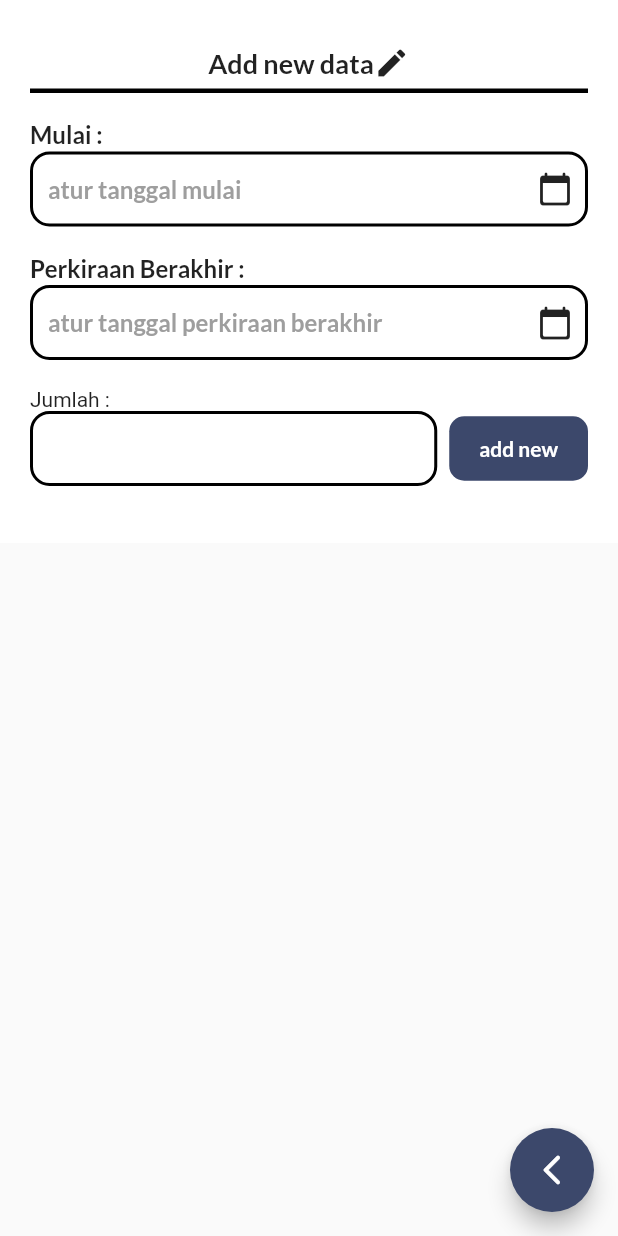
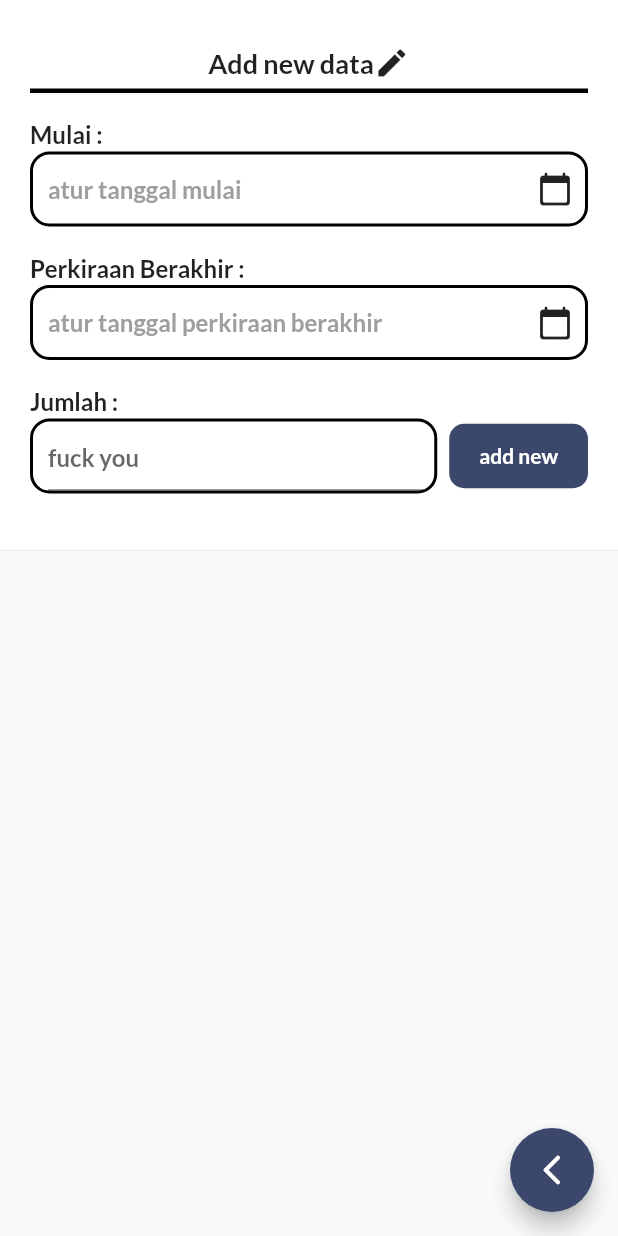
Before and after one commit to Rokel15/Jea-Aplikasi-Penulisan-Ilmiah-Gunadarma, a Flutter app: the addData_Afkeur screen opened directly, on a phone screen of 412 x 824 dp. Run offline on Flutter 3.47's test engine with Material 2 defaults, Android fonts, the phone set to English and light mode, and no system bars; our stand-ins replace cloud_firestore, firebase_core, get, google_fonts, sqflite; missing offline and left inert: syncfusion_flutter_pdfviewer; accounts and stored records are empty.

Commit message:
ui afkeur

```diff
--- a/lib/ui/Afkeur/addData_Afkeur.dart
+++ b/lib/ui/Afkeur/addData_Afkeur.dart
@@ -1,4 +1,5 @@
 import 'package:flutter/material.dart';
+import 'package:flutter/services.dart';
 import 'package:google_fonts/google_fonts.dart';
 import 'package:intl/intl.dart';
 import 'package:get/get.dart';
@@ -41,6 +42,8 @@ class _addData_AfkeurState extends State<addData_Afkeur> {
       });
     }
   }
+
+  TextEditingController inputJumlah_controller = TextEditingController();
 
   @override
   Widget build(BuildContext context) {
@@ -135,10 +138,16 @@ class _addData_AfkeurState extends State<addData_Afkeur> {
                                     padding: const EdgeInsets.only(left: 10),
                                     child: Text(
                                       '${startDate}',
-                                      style: GoogleFonts.lato(
+                                      style: startDate=='atur tanggal mulai'?
+                                      GoogleFonts.lato(
                                           fontSize: 16,
                                           fontWeight: FontWeight.w600,
                                           color: Colors.grey
+                                      ):
+                                      GoogleFonts.lato(
+                                          fontSize: 16,
+                                          fontWeight: FontWeight.w600,
+                                          color: Colors.black
                                       ),
                                     ),
                                   ),
@@ -192,12 +201,18 @@ class _addData_AfkeurState extends State<addData_Afkeur> {
                                     padding: const EdgeInsets.only(left: 10),
                                     child: Text(
                                       '$endDate',
-                                      style: GoogleFonts.lato(
+                                      style: endDate=='atur tanggal perkiraan berakhir'?
+                                      GoogleFonts.lato(
                                           textStyle: TextStyle(
                                               fontSize: 16,
                                               fontWeight: FontWeight.w600,
                                               color: Colors.grey
                                           )
+                                      ):
+                                      GoogleFonts.lato(
+                                          fontSize: 16,
+                                          fontWeight: FontWeight.w600,
+                                          color: Colors.black
                                       ),
                                     ),
                                   ),
@@ -222,7 +237,18 @@ class _addData_AfkeurState extends State<addData_Afkeur> {
                       child: Column(
                         crossAxisAlignment: CrossAxisAlignment.start,
                         children: [
-                          Text('Jumlah :'),
+                          Text(
+                            'Jumlah :',
+                            style: GoogleFonts.lato(
+                              textStyle: TextStyle(
+                                fontSize: 16,
+                                fontWeight: FontWeight.w600
+                              )
+                            ),
+                          ),
+                          SizedBox(
+                            height: 2,
+                          ),
                           Row(
                             children: [
                               Expanded(
@@ -235,9 +261,29 @@ class _addData_AfkeurState extends State<addData_Afkeur> {
                                           color: Colors.black
                                       )
                                   ),
+                                  child: Padding(
+                                    padding: const EdgeInsets.only(left: 10, right: 5),
+                                    child: TextFormField(
+                                      controller: inputJumlah_controller,
+                                      keyboardType: TextInputType.number,
+                                      inputFormatters: <TextInputFormatter>[
+                                        FilteringTextInputFormatter.allow(RegExp(r'[0-9]'))
+                                      ],
+                                      style: GoogleFonts.lato(
+                                        textStyle: TextStyle(
+                                          fontSize: 16,
+                                          fontWeight: FontWeight.w600
+                                        )
+                                      ),
+                                      decoration: InputDecoration(
+                                        hintText: 'fuck you',
                                       ),
                                     ),
-                              Container(
+                                  ),
+                                ),
+                              ),
+                              GestureDetector(
+                                child: Container(
                                   margin: EdgeInsets.only(left: 8),
                                   padding: EdgeInsets.only(top: 13, left: 20, right: 20, bottom: 13),
                                   decoration: BoxDecoration(
@@ -252,6 +298,10 @@ class _addData_AfkeurState extends State<addData_Afkeur> {
                                         color: Colors.white
                                     ),
                                   ),
+                                ),
+                                onTap: (){
+                                  Get.back();
+                                },
                               )
                             ],
                           ),
```
Lines whose indentation alone changed are shown as unchanged.
